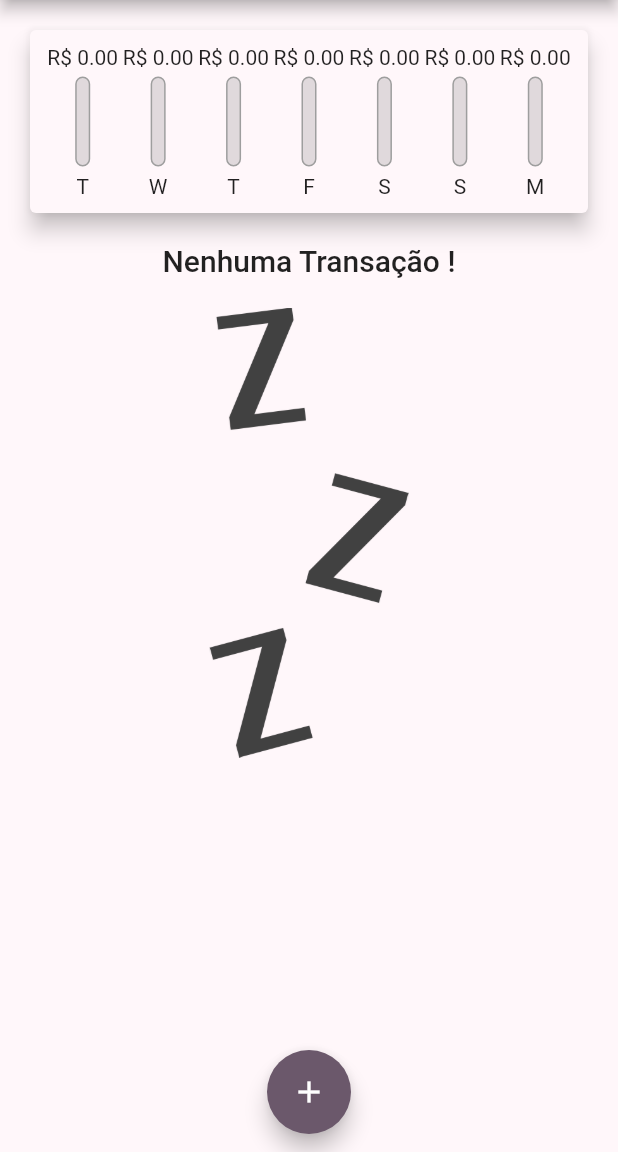
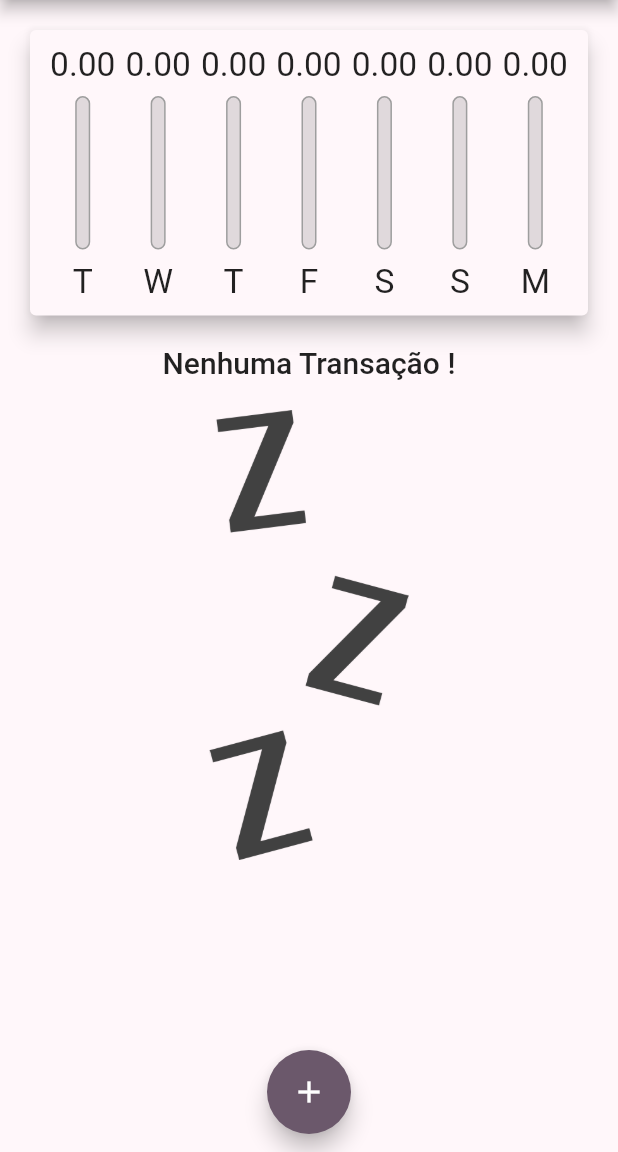
Before and after one commit to fdimant/flutter_expenses, a Flutter app: the screen it shows after launch, on a phone screen of 412 x 824 dp, the part 84-1236 px from its top. Run offline on Flutter 3.47's test engine with Material 2 defaults, Android fonts, the phone set to English and light mode, and no system bars.

Commit message:
lição 142

```diff
--- a/lib/components/chart.dart
+++ b/lib/components/chart.dart
@@ -49,7 +49,9 @@ class Chart extends StatelessWidget {
   @override
   Widget build(BuildContext context) {
     groupTransactions;
-    return Card(
+    return Container(
+      height: MediaQuery.of(context).size.height * 0.4,
+      child: Card(
         elevation: 6,
         margin: EdgeInsets.all(20),
         child: Padding(
@@ -68,6 +70,7 @@ class Chart extends StatelessWidget {
             }).toList(),
           ),
         ),
+      ),
     );
   }
 }
--- a/lib/components/chart_bar.dart
+++ b/lib/components/chart_bar.dart
@@ -13,12 +13,20 @@ class ChartBar extends StatelessWidget {
 
   @override
   Widget build(BuildContext context) {
+    return LayoutBuilder(builder: (BuildContext context, BoxConstraints constraints) {
       return Column(
         children: [
-        FittedBox(child: Text('R\$ ${value.toStringAsFixed(2)}')),
-        SizedBox(height: 5),
           Container(
-          height: 60,
+            height: constraints.maxHeight * 0.15,
+            child: FittedBox(
+              child: Text('${value.toStringAsFixed(2)}'),
+            ),
+          ),
+          SizedBox(
+            height: constraints.maxHeight * 0.05,
+          ),
+          Container(
+            height: constraints.maxHeight * 0.6,
             width: 10,
             child: Stack(
               alignment: Alignment.bottomCenter,
@@ -45,9 +53,17 @@ class ChartBar extends StatelessWidget {
               ],
             ),
           ),
-        SizedBox(height: 5),
-        Text(label),
+          SizedBox(
+            height: constraints.maxHeight * 0.05,
+          ),
+          Container(
+            height: constraints.maxHeight * 0.15,
+            child: FittedBox(
+              child: Text(label),
+            ),
+          ),
         ],
       );
+    });
   }
 }
--- a/lib/components/transaction_list.dart
+++ b/lib/components/transaction_list.dart
@@ -12,7 +12,7 @@ class TransactionList extends StatelessWidget {
   Widget build(BuildContext context) {
     return Container(
         width: double.infinity,
-        height: 600,
+        height: MediaQuery.of(context).size.height * 0.6,
         child: transactions.isEmpty
             ? Column(
                 children: [
--- a/lib/main.dart
+++ b/lib/main.dart
@@ -102,8 +102,7 @@
 
   @override
   Widget build(BuildContext context) {
-    return Scaffold(
-      appBar: AppBar(
+    final AppBarModel = AppBar(
       title: Text(
         'Despesas Pessoais',
       ),
@@ -113,13 +112,24 @@
           icon: Icon(Icons.add_box_outlined),
         ),
       ],
-      ),
+    );
+    final availableHeight =
+        MediaQuery.of(context).size.height - AppBarModel.preferredSize.height - MediaQuery.of(context).padding.top;
+
+    return Scaffold(
+      appBar: AppBarModel,
       body: SingleChildScrollView(
         child: Column(
           crossAxisAlignment: CrossAxisAlignment.stretch,
           children: [
-            Chart(_recentTransactions),
-            TransactionList(_transactions, _removeTransaction),
+            Container(
+              height: availableHeight * 0.3,
+              child: Chart(_recentTransactions),
+            ),
+            Container(
+              height: availableHeight * 0.7,
+              child: TransactionList(_transactions, _removeTransaction),
+            ),
           ],
         ),
       ),
```
Lines whose indentation alone changed are shown as unchanged.
